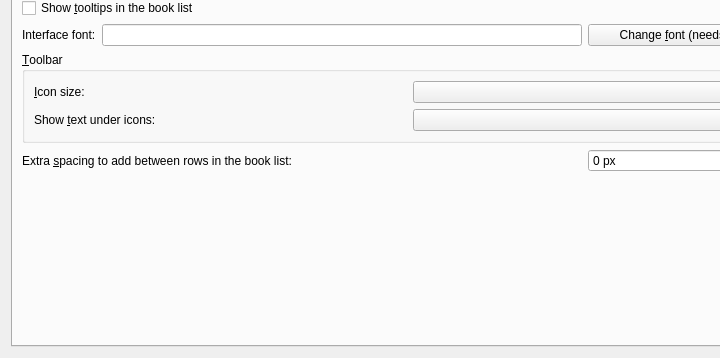
Old version of the form src/calibre/gui2/preferences/look_feel.ui in the repository kovidgoyal/calibre; both pictures show x 0 to 720 and y 188 to 546 of the 820 by 546 pixel window.
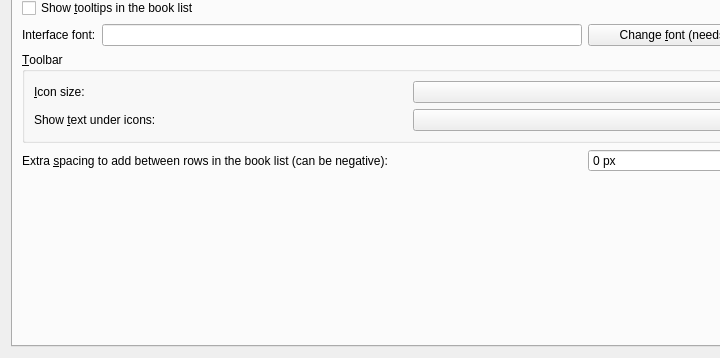
New version of the form. Icons and pictures are not drawn. Custom widgets are drawn as their Qt base class.

```diff
--- a/src/calibre/gui2/preferences/look_feel.ui
+++ b/src/calibre/gui2/preferences/look_feel.ui
@@ -204,7 +204,7 @@
        <item row="8" column="0">
         <widget class="QLabel" name="label_4">
          <property name="text">
-          <string>Extra &amp;spacing to add between rows in the book list:</string>
+          <string>Extra &amp;spacing to add between rows in the book list (can be negative):</string>
          </property>
          <property name="buddy">
           <cstring>opt_book_list_extra_row_spacing</cstring>
```
